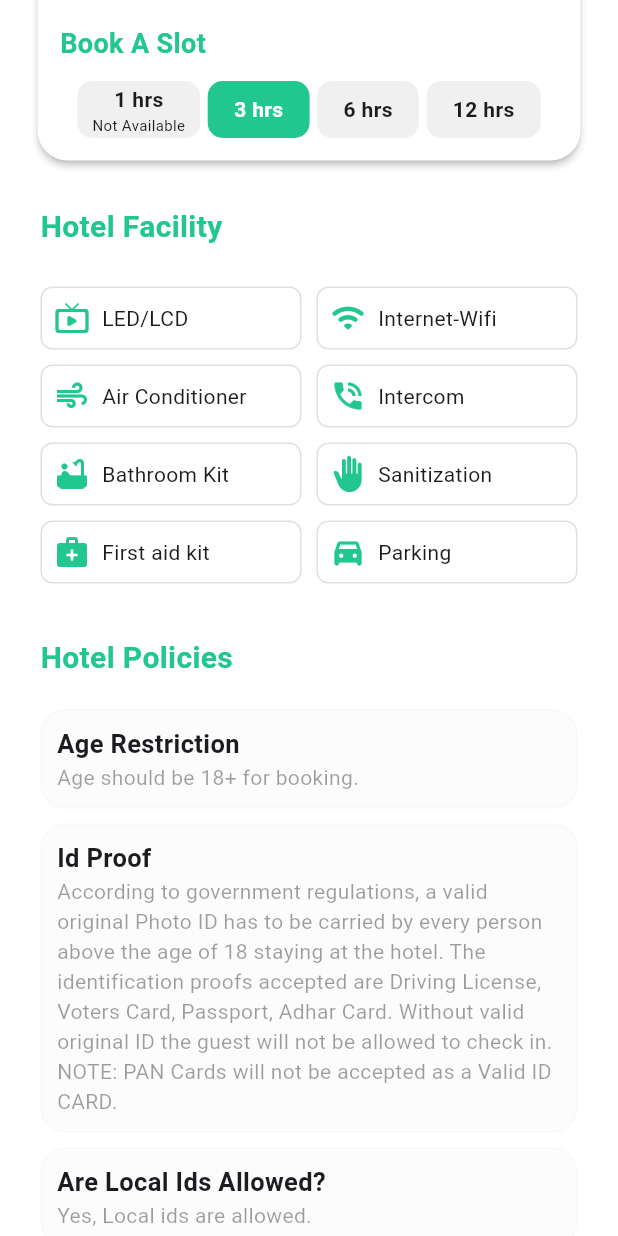
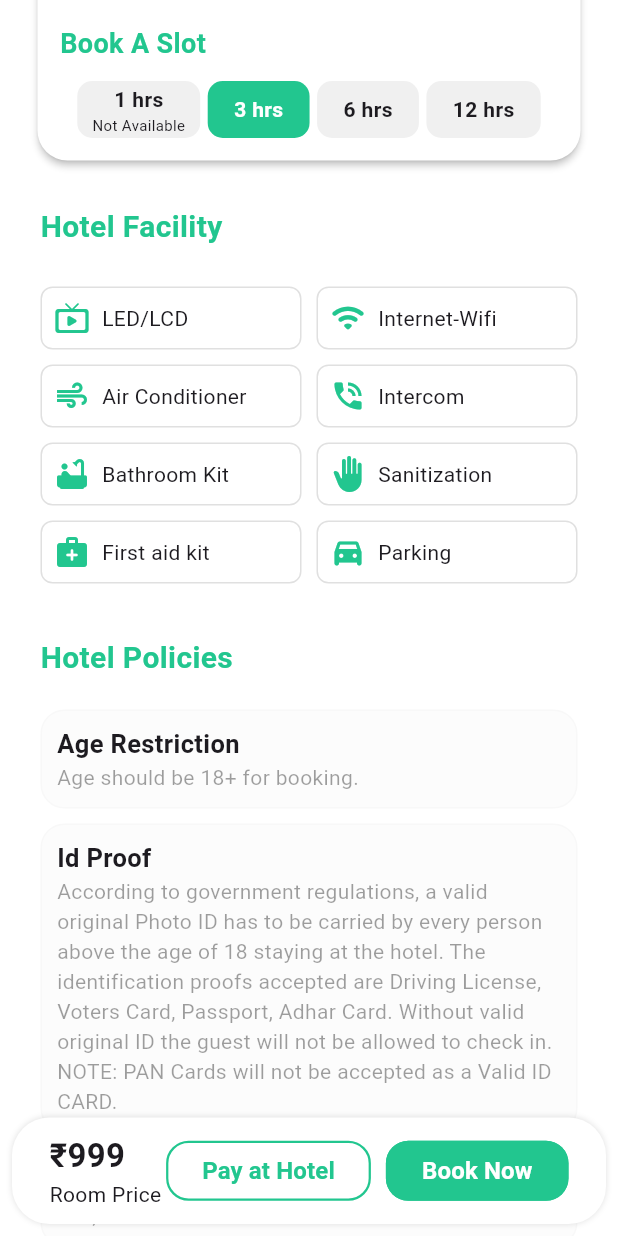
Before and after one commit to NishchayDixit/gir_hotel_booking, a Flutter app: the HotelDetailsScreen screen opened directly with empty values, scrolled down 576 dp, on a phone screen of 412 x 824 dp. Run offline on Flutter 3.47's test engine with Material 2 defaults, Android fonts, the phone set to English and light mode, and no system bars; our stand-ins replace flutter_rating_bar, percent_indicator.

Commit message:
Completed Hotel Details Screen.

```diff
--- a/lib/hotel_details_screen.dart
+++ b/lib/hotel_details_screen.dart
@@ -31,7 +31,12 @@ class _HotelDetailsScreenState extends State<HotelDetailsScreen> {
           child: SafeArea(
             child: Scaffold(
               backgroundColor: Colors.transparent,
-              body: SingleChildScrollView(
+              body: Stack(
+                children: [
+                  Column(
+                    children: [
+                      Expanded(
+                        child: SingleChildScrollView(
                           child: Column(
                             children: <Widget>[
                               Stack(
@@ -61,8 +66,104 @@ class _HotelDetailsScreenState extends State<HotelDetailsScreen> {
                           ),
                         ),
                       ),
+                    ],
+                  ),
+                  Column(
+                    mainAxisAlignment: MainAxisAlignment.end,
+                    children: [
+                      Container(
+                          alignment: Alignment.bottomCenter,
+                          color: Colors.transparent,
+                          child: customNavigationBar())
+                    ],
+                  ),
+                ],
               ),
             ),
+          ),
+        ),
+      ),
+    );
+  }
+
+  Widget customNavigationBar() {
+    return Container(
+      margin: EdgeInsets.all(8),
+      padding: EdgeInsets.fromLTRB(25, 10, 25, 10),
+      decoration: BoxDecoration(
+        color: Colors.white,
+        borderRadius: BorderRadius.all(Radius.circular(25)),
+        boxShadow: [
+          BoxShadow(
+            color: Colors.black12,
+            blurRadius: 3,
+            offset: Offset(0, 0),
+          )
+        ],
+      ),
+      child: Row(
+        children: [
+          Column(
+            crossAxisAlignment: CrossAxisAlignment.start,
+            children: [
+              Text(
+                '₹999',
+                style: TextStyle(
+                  fontSize: 22,
+                  fontWeight: FontWeight.bold,
+                ),
+              ),
+              Text('Room Price')
+            ],
+          ),
+          Expanded(child: Container()),
+          OutlinedButton(
+            style: OutlinedButton.styleFrom(
+              shape: const RoundedRectangleBorder(
+                borderRadius: BorderRadius.all(
+                  Radius.circular(15.0),
+                ),
+              ),
+              side: const BorderSide(
+                width: 1.5,
+                color: Color.fromARGB(255, 34, 198, 143),
+              ),
+            ),
+            onPressed: () {},
+            child: const Text(
+              "Pay at Hotel",
+              style: TextStyle(
+                fontWeight: FontWeight.bold,
+                fontSize: 16,
+                color: Color.fromARGB(255, 34, 198, 143),
+              ),
+            ),
+          ),
+          SizedBox(width: 10),
+          OutlinedButton(
+            style: OutlinedButton.styleFrom(
+              backgroundColor: Color.fromARGB(255, 34, 198, 143),
+              shape: const RoundedRectangleBorder(
+                borderRadius: BorderRadius.all(
+                  Radius.circular(15.0),
+                ),
+              ),
+              side: const BorderSide(
+                width: 2,
+                color: Color.fromARGB(255, 34, 198, 143),
+              ),
+            ),
+            onPressed: () {},
+            child: const Text(
+              "Book Now",
+              style: TextStyle(
+                fontWeight: FontWeight.bold,
+                fontSize: 16,
+                color: Colors.white,
+              ),
+            ),
+          ),
+        ],
       ),
     );
   }
@@ -844,6 +945,9 @@ class _HotelDetailsScreenState extends State<HotelDetailsScreen> {
                   ),
                 ],
               ),
+              SizedBox(
+                height: 100,
+              )
             ],
           ),
         ],
--- a/lib/main.dart
+++ b/lib/main.dart
@@ -1,10 +1,6 @@
 import 'package:flutter/material.dart';
 import 'package:flutter/services.dart';
-import 'package:gir_hotel_booking/checkout_screen.dart';
 import 'package:gir_hotel_booking/home_screen.dart';
-import 'package:gir_hotel_booking/hotel_details_screen.dart';
-import 'package:gir_hotel_booking/login_screen.dart';
-
 void main() {
   WidgetsFlutterBinding.ensureInitialized();
   SystemChrome.setPreferredOrientations(
@@ -28,14 +24,13 @@ class MyApp extends StatelessWidget {
     return MaterialApp(
       debugShowCheckedModeBanner: false,
       title: 'Flutter Demo',
-
       theme: ThemeData(
           primarySwatch: Colors.blue,
           fontFamily: 'Poppins',
           bottomNavigationBarTheme: BottomNavigationBarThemeData(
               backgroundColor: Colors.transparent)),
-      // home: const HomeScreen(),
-      home:const CheckoutScreen(),
+      home: const HomeScreen(),
+      // home: LoginScreen(),
     );
   }
 }
```
Lines whose indentation alone changed are shown as unchanged.
